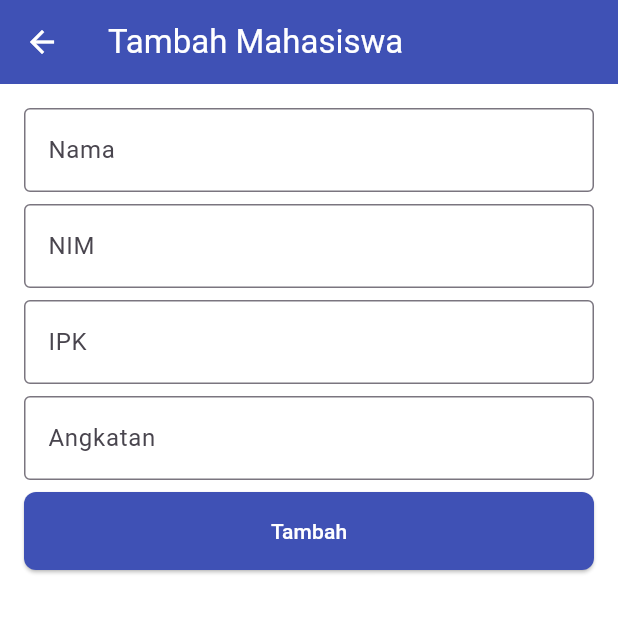
After one commit to ilhmwisnu/it_dev_2026_source_code, a Flutter app: the screen it shows after launch, after a tap on the "add" icon, on a phone screen of 412 x 824 dp, the top half of it. The commit adds this screen. Run offline on Flutter 3.47's test engine with Material 3 defaults, Android fonts, the phone set to English and light mode, and no system bars.

Commit message:
update praktikum 1

```diff
--- /dev/null
+++ b/day_two_interactive_app/lib/add_mahasiswa_page.dart
@@ -0,0 +1,140 @@
+import 'package:flutter/material.dart';
+
+class AddMahasiswaPage extends StatefulWidget {
+  const AddMahasiswaPage({super.key});
+
+  @override
+  State<AddMahasiswaPage> createState() => _AddMahasiswaPageState();
+}
+
+class _AddMahasiswaPageState extends State<AddMahasiswaPage> {
+  final TextEditingController nameController = TextEditingController();
+  final TextEditingController nimController = TextEditingController();
+  final TextEditingController ipkController = TextEditingController();
+  final TextEditingController angkatanController = TextEditingController();
+
+  String errorMessage = "";
+
+  @override
+  void dispose() {
+    super.dispose();
+    nameController.dispose();
+    nimController.dispose();
+    ipkController.dispose();
+    angkatanController.dispose();
+  }
+
+  @override
+  Widget build(BuildContext context) {
+    return Scaffold(
+      backgroundColor: Colors.white,
+      appBar: AppBar(
+        title: Text("Tambah Mahasiswa"),
+        backgroundColor: Colors.indigo,
+        foregroundColor: Colors.white,
+      ),
+      body: Padding(
+        padding: const EdgeInsets.all(16.0),
+        child: Column(
+          spacing: 8,
+          children: [
+            TextField(
+              controller: nameController,
+              decoration: InputDecoration(
+                border: OutlineInputBorder(),
+                labelText: "Nama",
+              ),
+            ),
+            TextField(
+              controller: nimController,
+              onChanged: (value) {
+                setState(() {
+                  errorMessage = "";
+                });
+
+                if (value.length != 12) {
+                  setState(() {
+                    errorMessage = "NIM harus 12 digit";
+                  });
+                }
+              },
+              keyboardType: TextInputType.number,
+              decoration: InputDecoration(
+                border: OutlineInputBorder(),
+                labelText: "NIM",
+              ),
+            ),
+            TextField(
+              controller: ipkController,
+              decoration: InputDecoration(
+                border: OutlineInputBorder(),
+                labelText: "IPK",
+              ),
+            ),
+            TextField(
+              controller: angkatanController,
+              decoration: InputDecoration(
+                border: OutlineInputBorder(),
+                labelText: "Angkatan",
+              ),
+            ),
+            Row(
+              children: [
+                Expanded(
+                  child: ElevatedButton(
+                    onPressed: () {
+                      setState(() {
+                        errorMessage = '';
+                      });
+
+                      if (nameController.text.isEmpty) {
+                        setState(() {
+                          errorMessage = "Nama tidak boleh kosong";
+                        });
+
+                        return;
+                      }
+
+                      if (nameController.text.length < 5) {
+                        setState(() {
+                          errorMessage = "Nama minimal 5 huruf";
+                        });
+
+                        return;
+                      }
+
+                      if (double.tryParse(ipkController.text) == null) {
+                        setState(() {
+                          errorMessage = "IPK harus angka";
+                        });
+
+                        return;
+                      }
+
+                      Navigator.pop(context, {
+                        "name": nameController.text,
+                        "nim": nimController.text,
+                        "ipk": double.tryParse(ipkController.text),
+                        "angkatan": angkatanController.text,
+                      });
+                    },
+                    style: ElevatedButton.styleFrom(
+                      backgroundColor: Colors.indigo,
+                      foregroundColor: Colors.white,
+                      padding: EdgeInsets.all(16),
+                      shape: RoundedRectangleBorder(
+                        borderRadius: BorderRadiusGeometry.circular(8),
+                      ),
+                    ),
+                    child: Text("Tambah"),
+                  ),
+                ),
+              ],
+            ),
+            Text(errorMessage),
+          ],
+        ),
+      ),
+    );
+  }
+}
--- /dev/null
+++ b/day_two_interactive_app/lib/data.dart
@@ -0,0 +1,32 @@
+List<Map<String, dynamic>> dataMahasiswa = [
+    {
+      "name": "Ilham Wisnu",
+      "nim": "202410101001",
+      "ipk": 3.85,
+      "angkatan": "2024",
+    },
+    {
+      "name": "Budi Santoso",
+      "nim": "202410101002",
+      "ipk": 3.72,
+      "angkatan": "2024",
+    },
+    {
+      "name": "Siti Nurhaliza",
+      "nim": "202410101003",
+      "ipk": 3.91,
+      "angkatan": "2024",
+    },
+    {
+      "name": "Andi Pratama",
+      "nim": "202410101004",
+      "ipk": 3.45,
+      "angkatan": "2024",
+    },
+    {
+      "name": "Dewi Lestari",
+      "nim": "202410101005",
+      "ipk": 3.68,
+      "angkatan": "2024",
+    },
+  ];
--- a/day_two_interactive_app/lib/home_page.dart
+++ b/day_two_interactive_app/lib/home_page.dart
@@ -1,41 +1,36 @@
+import 'package:day_one_flutter_basic/data.dart';
 import 'package:day_one_flutter_basic/tile_mahasiswa_widget.dart';
 import 'package:flutter/material.dart';
 
-class HomePage extends StatelessWidget {
-  HomePage({super.key});
+class HomePage extends StatefulWidget {
+  const HomePage({super.key});
 
-  final List<Map<String, dynamic>> data = [
-    {
-      "name": "Ilham Wisnu",
-      "nim": "202410101001",
-      "ipk": 3.85,
-      "angkatan": "2024",
-    },
-    {
-      "name": "Budi Santoso",
-      "nim": "202410101002",
-      "ipk": 3.72,
-      "angkatan": "2024",
-    },
-    {
-      "name": "Siti Nurhaliza",
-      "nim": "202410101003",
-      "ipk": 3.91,
-      "angkatan": "2024",
-    },
-    {
-      "name": "Andi Pratama",
-      "nim": "202410101004",
-      "ipk": 3.45,
-      "angkatan": "2024",
-    },
-    {
-      "name": "Dewi Lestari",
-      "nim": "202410101005",
-      "ipk": 3.68,
-      "angkatan": "2024",
-    },
-  ];
+  @override
+  State<HomePage> createState() => _HomePageState();
+}
+
+class _HomePageState extends State<HomePage> {
+  List<Map<String, dynamic>> data = [];
+  bool isLoading = false;
+
+  void loadData() async {
+    setState(() {
+      isLoading = true;
+    });
+
+    await Future.delayed(Duration(seconds: 5));
+
+    setState(() {
+      isLoading = false;
+      data = dataMahasiswa;
+    });
+  }
+
+  @override
+  void initState() {
+    super.initState();
+    loadData();
+  }
 
   @override
   Widget build(BuildContext context) {
@@ -48,7 +43,25 @@ class HomePage extends StatelessWidget {
         ),
         backgroundColor: Color(0xFF3F52B4),
       ),
-      body: ListView.builder(
+      floatingActionButton: FloatingActionButton(
+        backgroundColor: Color(0xFF3F52B4),
+        foregroundColor: Colors.white,
+        onPressed: () async {
+          final result =
+              await Navigator.pushNamed(context, "/add-mahasiswa")
+                  as Map<String, dynamic>?;
+
+          if (result != null) {
+            setState(() {
+              data.add(result);
+            });
+          }
+        },
+        child: Icon(Icons.add),
+      ),
+      body: isLoading
+          ? Center(child: CircularProgressIndicator())
+          : ListView.builder(
               itemCount: data.length,
               itemBuilder: (context, index) => GestureDetector(
                 onTap: () {
--- a/day_two_interactive_app/lib/main.dart
+++ b/day_two_interactive_app/lib/main.dart
@@ -1,3 +1,4 @@
+import 'package:day_one_flutter_basic/add_mahasiswa_page.dart';
 import 'package:day_one_flutter_basic/detail_mahasiswa_page.dart';
 import 'package:day_one_flutter_basic/home_page.dart';
 import 'package:flutter/material.dart';
@@ -19,6 +20,7 @@ class MyApp extends StatelessWidget {
       routes: {
         "/": (context) => HomePage(),
         "/detail-page": (context) => DetailMahasiswaPage(),
+        "/add-mahasiswa": (context) => AddMahasiswaPage(),
       },
     );
   }
```
Lines whose indentation alone changed are shown as unchanged.
